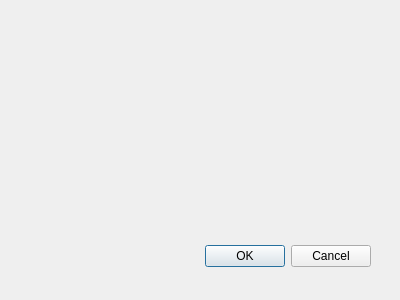
This is app/ProvidersDialog.ui in sofokl/tredfrm as Qt 5 draws it before an edit. The edited form follows.
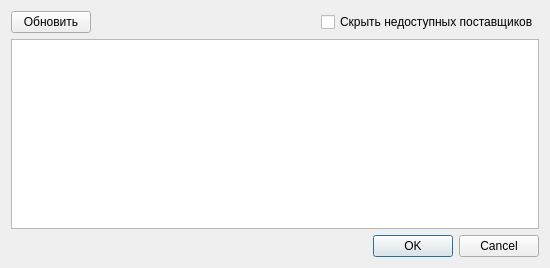
This is the edited form.

Patch:
```diff
--- a/app/ProvidersDialog.ui
+++ b/app/ProvidersDialog.ui
@@ -1,36 +1,73 @@
-<ui version="4.0" >
- <author></author>
- <comment></comment>
- <exportmacro></exportmacro>
- <class>Dialog</class>
- <widget class="QDialog" name="Dialog" >
-  <property name="geometry" >
+<?xml version="1.0" encoding="UTF-8"?>
+<ui version="4.0">
+ <class>ProvidersDialog</class>
+ <widget class="QDialog" name="ProvidersDialog">
+  <property name="geometry">
    <rect>
     <x>0</x>
     <y>0</y>
-    <width>400</width>
-    <height>300</height>
+    <width>550</width>
+    <height>268</height>
    </rect>
   </property>
   <property name="windowTitle" >
    <string>Dialog</string>
   </property>
-  <widget class="QDialogButtonBox" name="buttonBox" >
-   <property name="geometry" >
-    <rect>
-     <x>30</x>
-     <y>240</y>
-     <width>341</width>
-     <height>32</height>
-    </rect>
-   </property>
-   <property name="orientation" >
-    <enum>Qt::Horizontal</enum>
-   </property>
-   <property name="standardButtons" >
-    <set>QDialogButtonBox::Cancel|QDialogButtonBox::Ok</set>
-   </property>
-  </widget>
+  <property name="windowTitle">
+   <string>Поставщики</string>
+  </property>
+  <layout class="QGridLayout" name="gridLayout">
+   <item row="0" column="0">
+    <widget class="QPushButton" name="pushButton_Update">
+     <property name="text">
+      <string>Обновить</string>
+     </property>
+    </widget>
+   </item>
+   <item row="0" column="1">
+    <spacer name="horizontalSpacer">
+     <property name="orientation">
+      <enum>Qt::Horizontal</enum>
+     </property>
+     <property name="sizeHint" stdset="0">
+      <size>
+       <width>241</width>
+       <height>20</height>
+      </size>
+     </property>
+    </spacer>
+   </item>
+   <item row="0" column="2">
+    <widget class="QCheckBox" name="checkBox">
+     <property name="text">
+      <string>Скрыть недоступных поставщиков</string>
+     </property>
+    </widget>
+   </item>
+   <item row="2" column="0" colspan="3">
+    <widget class="QDialogButtonBox" name="buttonBox">
+     <property name="orientation">
+      <enum>Qt::Horizontal</enum>
+     </property>
+     <property name="standardButtons">
+      <set>QDialogButtonBox::Cancel|QDialogButtonBox::Ok</set>
+     </property>
+    </widget>
+   </item>
+   <item row="1" column="0" colspan="3">
+    <widget class="QTableView" name="tableView">
+     <property name="editTriggers">
+      <set>QAbstractItemView::CurrentChanged</set>
+     </property>
+     <property name="alternatingRowColors">
+      <bool>true</bool>
+     </property>
+     <property name="selectionMode">
+      <enum>QAbstractItemView::SingleSelection</enum>
+     </property>
+    </widget>
+   </item>
+  </layout>
  </widget>
  <pixmapfunction></pixmapfunction>
  <resources/>
```
Left out of the diff: 17 changed lines with no effect on the pictures.
